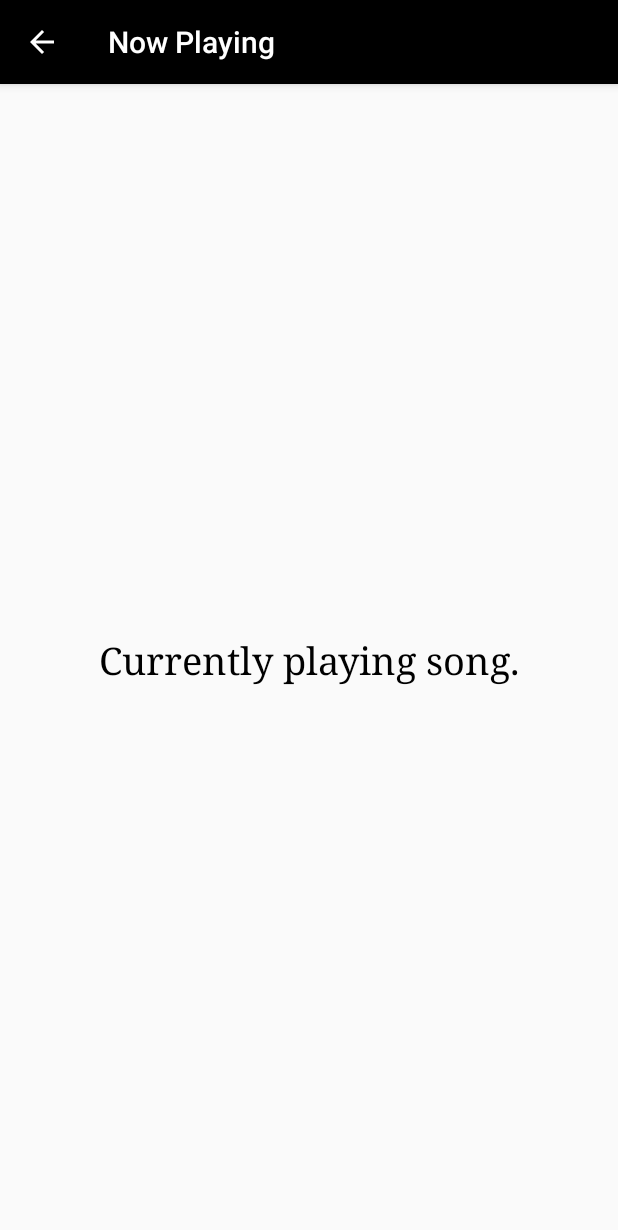
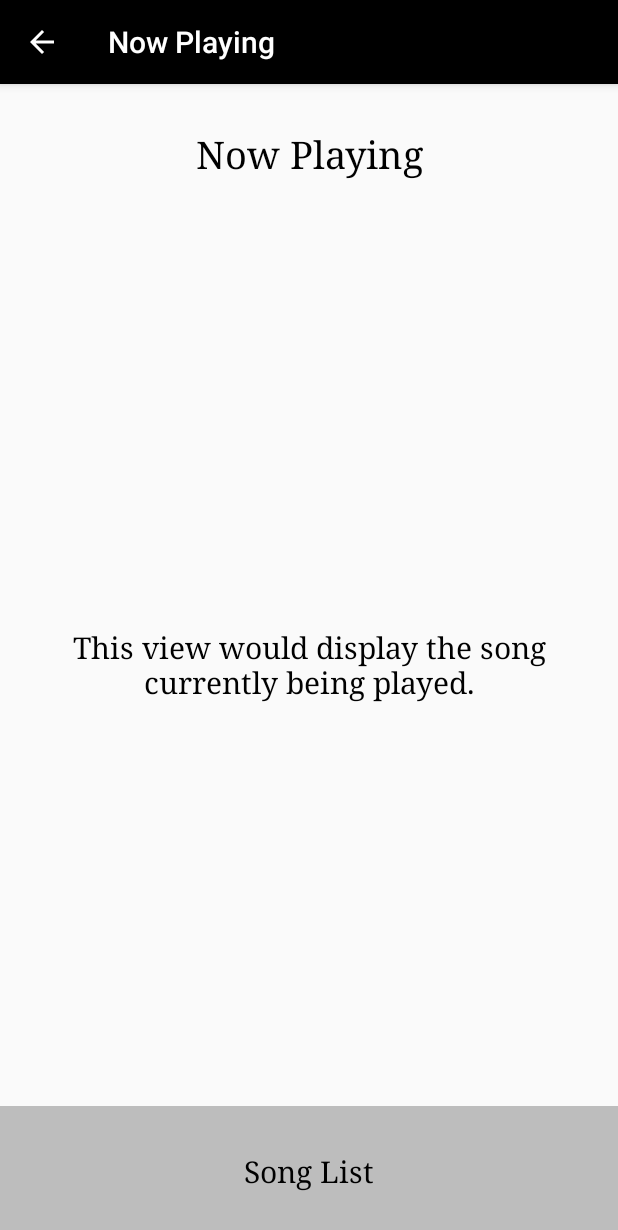
Before and after one commit to itssmutnuri/MusicApp, an Android app: the NowPlayingActivity screen opened directly, with no data from a screen before it, on a phone screen of 412 x 824 dp. Shown: the top 1230 px of the screen. Run offline under Robolectric (Android 15) with nearby library versions, the phone set to English and light mode, and no system bars.

Commit message:
Updated acc to requirements

```diff
--- a/app/src/main/java/com/example/android/musicapp/MainActivity.java
+++ b/app/src/main/java/com/example/android/musicapp/MainActivity.java
@@ -31,7 +31,6 @@ public class MainActivity extends AppCompatActivity {
         TextView songs = (TextView) findViewById(R.id.songList);
         // Set a click listener on that View
         songs.setOnClickListener(new View.OnClickListener() {
-            // The code in this method will be executed when the offline songs View is clicked on.
             @Override
             public void onClick(View view) {
                 Intent offlineSongs = new Intent(MainActivity.this, OfflineSongListActivity.class);
@@ -42,7 +41,6 @@ public class MainActivity extends AppCompatActivity {
         TextView buySongs = (TextView) findViewById(R.id.purchaseContent);
         // Set a click listener on that View
         buySongs.setOnClickListener(new View.OnClickListener() {
-            // The code in this method will be executed when the numbers View is clicked on.
             @Override
             public void onClick(View view) {
                 Intent storePurchase = new Intent(MainActivity.this, StoreActivity.class);
--- a/app/src/main/java/com/example/android/musicapp/NowPlayingActivity.java
+++ b/app/src/main/java/com/example/android/musicapp/NowPlayingActivity.java
@@ -1,15 +1,10 @@
 package com.example.android.musicapp;
 
-import android.content.Context;
-import android.media.AudioManager;
-import android.media.MediaPlayer;
+import android.content.Intent;
 import android.support.v7.app.AppCompatActivity;
 import android.os.Bundle;
 import android.view.View;
-import android.widget.AdapterView;
-import android.widget.ListView;
-
-import java.util.ArrayList;
+import android.widget.TextView;
 
 public class NowPlayingActivity extends AppCompatActivity {
 
@@ -18,6 +13,16 @@ public class NowPlayingActivity extends AppCompatActivity {
         super.onCreate(savedInstanceState);
         setContentView(R.layout.now_playing);
 
+        TextView libraryShow = (TextView) findViewById(R.id.songsListButton);
+
+        libraryShow.setOnClickListener(new View.OnClickListener() {
+            @Override
+            public void onClick(View view) {
+                Intent songs = new Intent(NowPlayingActivity.this, OfflineSongListActivity.class);
+                startActivity(songs);
+            }
+        });
+
     }
 
 
--- a/app/src/main/res/layout/now_playing.xml
+++ b/app/src/main/res/layout/now_playing.xml
@@ -7,15 +7,43 @@
     tools:context="com.example.android.musicapp.MainActivity">
 
     <TextView
-        android:id="@+id/songList"
+        android:id="@+id/playingTitle"
+        android:layout_width="match_parent"
+        android:layout_height="wrap_content"
+        android:textColor="#000000"
+        android:gravity="center"
+        android:layout_weight="0"
+        android:fontFamily="serif"
+        android:padding="30dp"
+        android:text="Now Playing"
+        android:textAlignment="center"
+        android:textSize="25sp" />
+
+    <TextView
+        android:id="@+id/currentlyPlaying"
         android:layout_width="match_parent"
         android:layout_height="match_parent"
         android:textColor="#000000"
         android:gravity="center"
-        android:layout_weight="0"
+        android:layout_weight="1"
+        android:padding="30dp"
         android:fontFamily="serif"
         android:text="@string/now_playing_screen"
         android:textAlignment="center"
-        android:textSize="25dp" />
+        android:textSize="20sp" />
+
+    <TextView
+        android:id="@+id/songsListButton"
+        android:background="#BDBDBD"
+        android:layout_width="match_parent"
+        android:layout_height="wrap_content"
+        android:layout_gravity="center"
+        android:textColor="#000000"
+        android:layout_weight="0"
+        android:fontFamily="serif"
+        android:padding="30dp"
+        android:text="@string/downloaded_songs"
+        android:textAlignment="center"
+        android:textSize="20sp" />
 
 </LinearLayout>
--- a/app/src/main/res/values/strings.xml
+++ b/app/src/main/res/values/strings.xml
@@ -4,10 +4,12 @@
     <string name="now_playing">Now Playing</string>
     <string name="downloaded_songs">Song List</string>
     <string name="purchase_song">Make Payment</string>
-    <string name="now_playing_screen">Currently playing song.</string>
+    <string name="main_screen">This view would enable the navigation into other screens. Tap the buttons below to navigate.</string>
+    <string name="now_playing_screen">This view would display the song currently being played.</string>
     <string name="library_screen">This view contains the library of songs held by the user\'s phone</string>
-    <string name="store_screen">This view contains various items available for purchase from the store</string>
+    <string name="store_screen">This view contains various items available for purchase from the store. Once the user selects the content, they can move on to the payment gateway, where the purchase can be made.</string>
     <string name="purchase_screen">This view is the payment gateway. \nPayPal is considered for use here. Ideally, steps from <a href="https://developer.paypal.com/docs/integration/paypal-here/android-dev/sample-apps/">this</a> broad link can be followed to achieve this. </string>
     <string name="play_button">Now Playing</string>
     <string name="purchase_button">Purchase</string>
+    <string name="offline_songs">Your Library</string>
 </resources>
--- a/app/src/main/res/values/styles.xml
+++ b/app/src/main/res/values/styles.xml
@@ -16,4 +16,6 @@
         <item name="android:textStyle">bold</item>
         <item name="android:textAppearance">?android:textAppearanceMedium</item>
     </style>
+
+
 </resources>
```
Also changed, not shown: app/src/main/java/com/example/android/musicapp/OfflineSongListActivity.java (+11 -8 lines), app/src/main/java/com/example/android/musicapp/PurchaseActivity.java (+12 -0 lines), app/src/main/java/com/example/android/musicapp/StoreActivity.java (+0 -7 lines), app/src/main/res/layout/activity_main.xml (+28 -0 lines), app/src/main/res/layout/activity_purchase.xml (+30 -3 lines), app/src/main/res/layout/song_list_activity.xml (+31 -4 lines), app/src/main/res/layout/store_activity.xml (+16 -4 lines).
